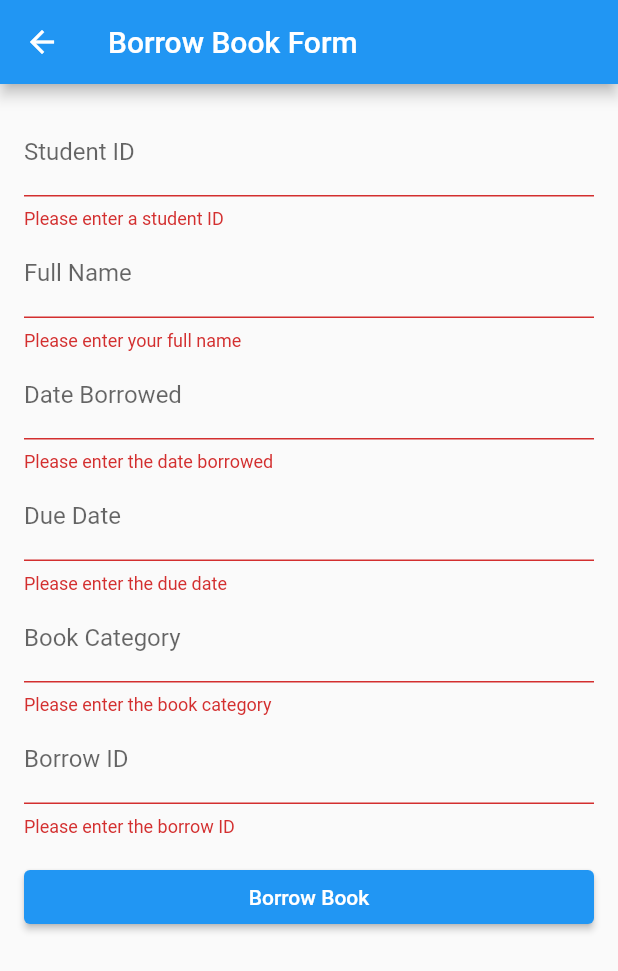
After one commit to KhayJhay/gctu-library-management-main, a Flutter app: the BorrowBookForm screen opened directly, after a tap on "Borrow Book", on a phone screen of 412 x 824 dp. The commit adds this screen. Shown: the top 971 px of the screen. Run offline on Flutter 3.47's test engine with Material 2 defaults, Android fonts, the phone set to English and light mode, and no system bars; our stand-ins replace dropdown_search, flutter_custom_clippers, lottie, searchfield.

```diff
--- /dev/null
+++ b/lib/home/borrow_Book_Form.dart
@@ -0,0 +1,129 @@
+// @dart=2.9
+import 'package:flutter/material.dart';
+
+class BorrowBookForm extends StatefulWidget {
+  @override
+  _BorrowBookFormState createState() => _BorrowBookFormState();
+}
+
+class _BorrowBookFormState extends State<BorrowBookForm> {
+  final _formKey = GlobalKey<FormState>();
+  String _studentId;
+  String _fullName;
+  DateTime _dateBorrowed;
+  DateTime _dueDate;
+  String _bookCategory;
+  String _borrowId;
+
+  @override
+  Widget build(BuildContext context) {
+    return Scaffold(
+      appBar: AppBar(
+        title: Text('Borrow Book Form'),
+      ),
+      body: SingleChildScrollView(
+        child: Padding(
+          padding: const EdgeInsets.all(16.0),
+          child: Form(
+            key: _formKey,
+            child: Column(
+              crossAxisAlignment: CrossAxisAlignment.stretch,
+              children: [
+                TextFormField(
+                  decoration: InputDecoration(labelText: 'Student ID'),
+                  validator: (value) {
+                    if (value.isEmpty) {
+                      return 'Please enter a student ID';
+                    }
+                    return null;
+                  },
+                  onSaved: (value) {
+                    _studentId = value;
+                  },
+                ),
+                TextFormField(
+                  decoration: InputDecoration(labelText: 'Full Name'),
+                  validator: (value) {
+                    if (value.isEmpty) {
+                      return 'Please enter your full name';
+                    }
+                    return null;
+                  },
+                  onSaved: (value) {
+                    _fullName = value;
+                  },
+                ),
+                TextFormField(
+                  decoration: InputDecoration(labelText: 'Date Borrowed'),
+                  validator: (value) {
+                    if (value.isEmpty) {
+                      return 'Please enter the date borrowed';
+                    }
+                    return null;
+                  },
+                  keyboardType: TextInputType.datetime,
+                  onSaved: (value) {
+                    _dateBorrowed = DateTime.parse(value);
+                  },
+                ),
+                TextFormField(
+                  decoration: InputDecoration(labelText: 'Due Date'),
+                  validator: (value) {
+                    if (value.isEmpty) {
+                      return 'Please enter the due date';
+                    }
+                    return null;
+                  },
+                  keyboardType: TextInputType.datetime,
+                  onSaved: (value) {
+                    _dueDate = DateTime.parse(value);
+                  },
+                ),
+                TextFormField(
+                  decoration: InputDecoration(labelText: 'Book Category'),
+                  validator: (value) {
+                    if (value.isEmpty) {
+                      return 'Please enter the book category';
+                    }
+                    return null;
+                  },
+                  onSaved: (value) {
+                    _bookCategory = value;
+                  },
+                ),
+                TextFormField(
+                  decoration: InputDecoration(labelText: 'Borrow ID'),
+                  validator: (value) {
+                    if (value.isEmpty) {
+                      return 'Please enter the borrow ID';
+                    }
+                    return null;
+                  },
+                  onSaved: (value) {
+                    _borrowId = value;
+                  },
+                ),
+                SizedBox(height: 16.0),
+                ElevatedButton(
+                  onPressed: () {
+                    if (_formKey.currentState.validate()) {
+                      _formKey.currentState.save();
+                      // TODO: Handle the form submission
+                      print('Student ID: $_studentId');
+                      print('Full Name: $_fullName');
+                      print('Date Borrowed: $_dateBorrowed');
+                      print('Due Date: $_dueDate');
+                      print('Book Category: $_bookCategory');
+                      print('Borrow ID: $_borrowId');
+                    }
+                  },
+                  child: Text('Borrow Book'),
+                ),
+              ],
+            ),
+          ),
+        ),
+      ),
+    );
+  }
+}
--- a/lib/main.dart
+++ b/lib/main.dart
@@ -1,3 +1,4 @@
+// @dart=2.9
 import 'package:flutter/material.dart';
 import 'package:gctu_library_management/home/books_detail_page.dart';
 import 'package:gctu_library_management/home/homepage.dart';
@@ -9,7 +10,7 @@ void main() {
 }
 
 class MyApp extends StatelessWidget {
-  const MyApp({Key? key}) : super(key: key);
+  const MyApp({Key key}) : super(key: key);
 
   // This widget is the root of your application.
   @override
@@ -19,7 +20,7 @@ class MyApp extends StatelessWidget {
         primarySwatch: Colors.blue,
       ),
       debugShowCheckedModeBanner: false,
-      home:  Homepage(),
+      home: onBoardingPage(),
     );
   }
 }
```
Also changed, not shown: lib/home/books_detail_page.dart (+128 -28 lines), pubspec.lock, 2 other files.
